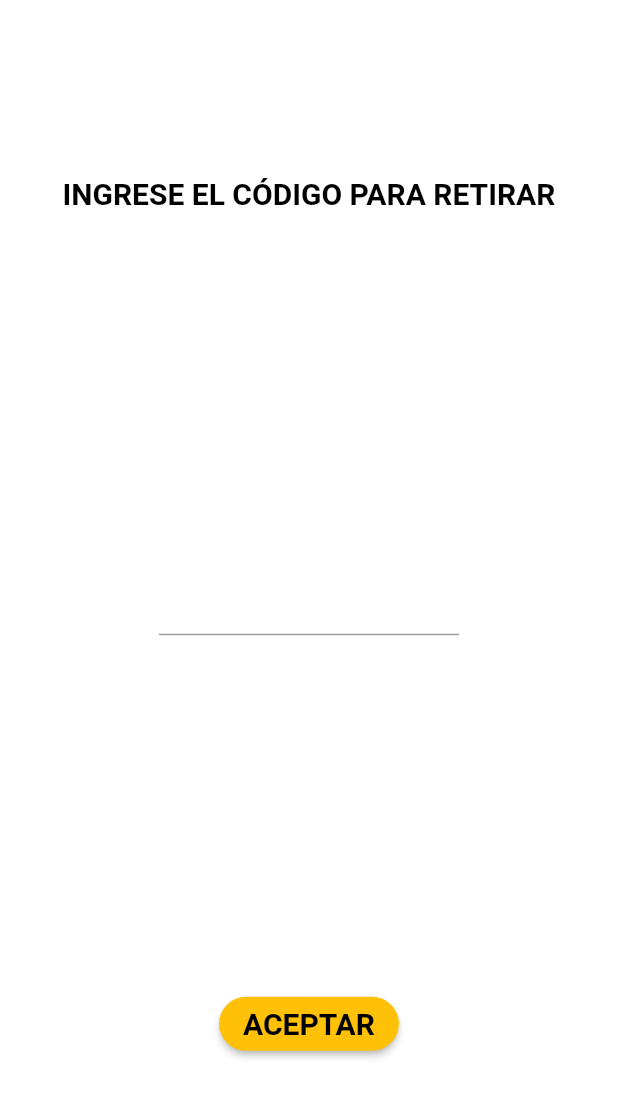
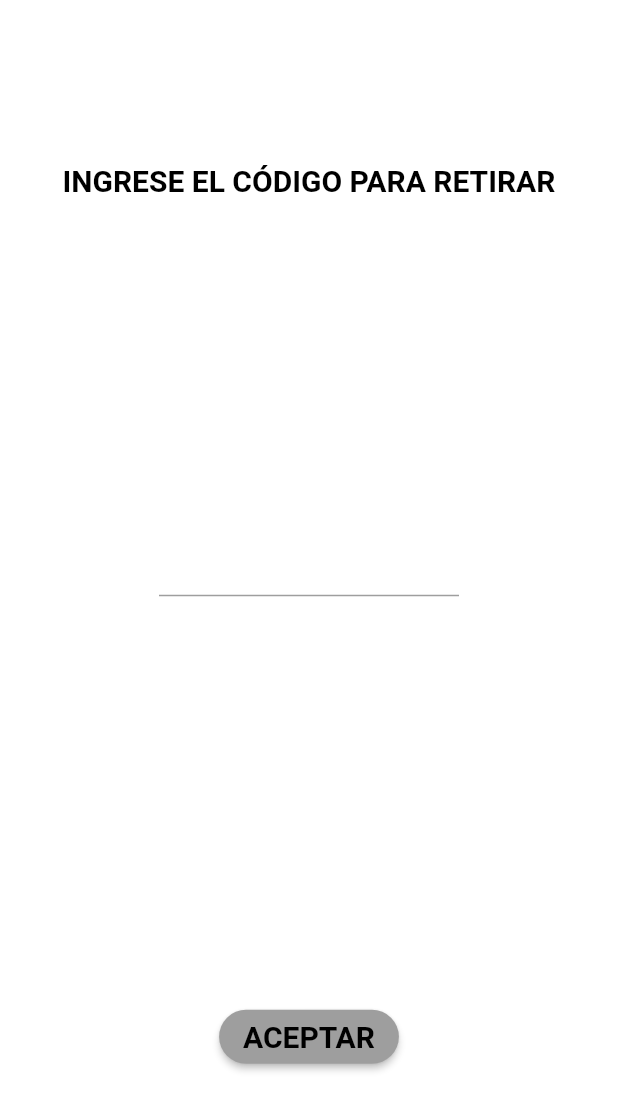
Before and after one commit to GarcesMJM/App-Transacciones, a Flutter app: the RetirarView screen opened directly, on a phone screen of 412 x 824 dp. Shown: the top 1111 px of the screen. Run offline on Flutter 3.47's test engine with Material 2 defaults, Android fonts, the phone set to English and light mode, and no system bars; missing offline and left inert: dart:html.

Commit message:
Cambio en el diseño de la vista Retirar

```diff
--- a/lib/views/retirar_view.dart
+++ b/lib/views/retirar_view.dart
@@ -25,6 +25,7 @@ class RetirarView extends StatelessWidget {
             ),
           ),
           SizedBox(
+            height: 100,
             width: 200,
             child: TextFormField(
               decoration: const InputDecoration(),
@@ -37,7 +38,7 @@ class RetirarView extends StatelessWidget {
             onPressed: (){
             },
             style: ElevatedButton.styleFrom(
-              backgroundColor: Colors.amber,
+              backgroundColor: Colors.grey,
               shape: RoundedRectangleBorder(
                 borderRadius: BorderRadius.circular(50)
               )
```
